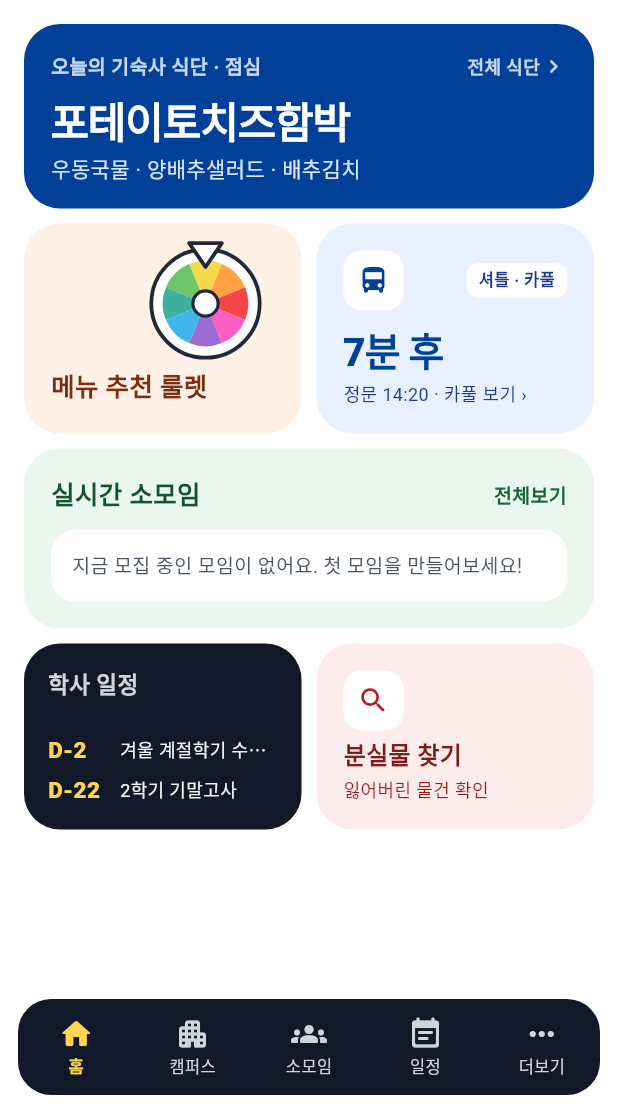
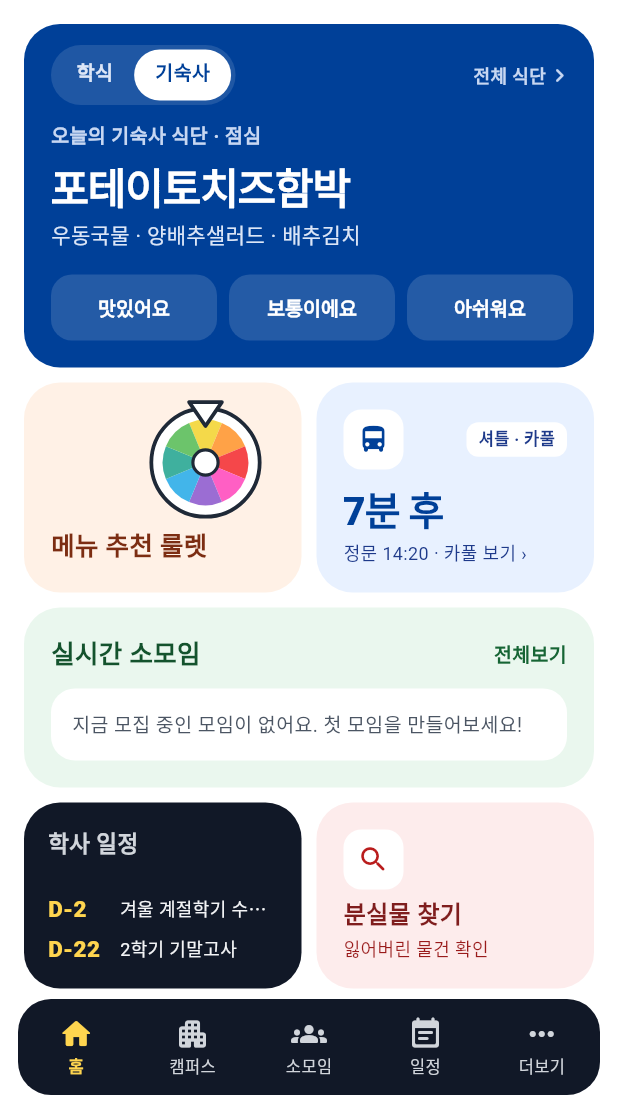
Before and after one commit to lsh4749/hanbat_campus_app, a Flutter app: the screen it shows after launch, on a phone screen of 412 x 824 dp, the part 123-1236 px from its top. Run offline on Flutter 3.47's test engine with Material 3 defaults, Android fonts, the phone set to English and light mode, and no system bars; our stand-ins replace cloud_firestore, firebase_auth, firebase_core, shared_preferences; accounts and stored records are empty; network calls fail.

Commit message:
feat(home): 학식 타일에 학식/기숙사 전환, 기숙사 리뷰, 중식 운영 종료 표시

```diff
--- a/lib/home/widgets/home_tiles.dart
+++ b/lib/home/widgets/home_tiles.dart
@@ -1,4 +1,5 @@
 import 'package:flutter/material.dart';
+import 'package:shared_preferences/shared_preferences.dart';
 
 import '../../app/app_theme.dart';
 import '../../app/widgets/bento_tile.dart';
@@ -14,9 +15,11 @@ void _push(BuildContext context, Widget screen) {
 }
 
 // ===========================================================================
-// 오늘의 학식 + 원터치 리뷰. 누르면 학식·기숙사 식단 상세 화면(MealScreen)으로 이동.
-// 데이터: assets/data/meals.json (tools/crawl_meals.py로 매주 갱신)
-// 평일엔 학식 중식(백반), 주말·공휴일엔 지금 시간에 맞는 기숙사 식단을 보여준다.
+// 오늘의 식단 + 원터치 리뷰
+// - 위쪽 [학식 | 기숙사] 버튼으로 같은 자리에서 식단을 바꿔 본다. 마지막 선택은 기억한다.
+//   (처음엔 오늘 학식이 있으면 학식, 없으면 기숙사)
+// - 누르면 고른 쪽 탭으로 식단 상세 화면(MealScreen)이 열린다.
+// - 데이터: assets/data/meals.json (tools/crawl_meals.py로 갱신, 담당: 임경중)
 // TODO: 리뷰를 Firestore에 저장할지 학식 담당과 정해서 _onReview에 연결.
 // ===========================================================================
 class MealTile extends StatefulWidget {
@@ -28,9 +31,36 @@ class MealTile extends StatefulWidget {
 
 enum MealReview { good, soso, bad }
 
+/// 타일에 그릴 내용 한 묶음
+class _MealView {
+  const _MealView({
+    required this.label,
+    required this.menu,
+    this.sides = '',
+    this.reviewKey,
+  });
+
+  final String label;
+  final String menu;
+  final String sides;
+
+  /// 리뷰를 남길 수 있는 끼니면 '식당_날짜_끼니', 아니면 null
+  final String? reviewKey;
+}
+
 class _MealTileState extends State<MealTile> {
-  MealReview? _picked;
+  static const _prefKey = 'home_meal_source';
+
+  // 학생식당 중식(백반) 운영 시간: assets/data/meal_info.json 기준 11:30 ~ 13:30
+  static const _lunchEnd = (hour: 13, minute: 30);
+
   late final Future<WeeklyMeals> _future = MealRepository.instance.loadMeals();
+
+  /// 사용자가 마지막으로 고른 식당 (한 번도 안 골랐으면 null → 자동)
+  MealSource? _saved;
+
+  /// 리뷰는 식당·날짜·끼니별로 따로 기억 (아직은 화면에서만, 저장 안 함)
+  final Map<String, MealReview> _reviews = {};
 
   static const _labels = {
     MealReview.good: '맛있어요',
@@ -38,59 +68,128 @@ class _MealTileState extends State<MealTile> {
     MealReview.bad: '아쉬워요',
   };
 
-  void _onReview(MealReview review) {
-    setState(() => _picked = _picked == review ? null : review);
+  @override
+  void initState() {
+    super.initState();
+    SharedPreferences.getInstance().then((prefs) {
+      final v = prefs.getString(_prefKey);
+      if (!mounted || v == null) return;
+      setState(() => _saved =
+          v == MealSource.dorm.name ? MealSource.dorm : MealSource.cafeteria);
+    });
+  }
+
+  Future<void> _selectSource(MealSource source) async {
+    setState(() => _saved = source);
+    final prefs = await SharedPreferences.getInstance();
+    await prefs.setString(_prefKey, source.name);
+  }
+
+  void _onReview(String key, MealReview review) {
+    setState(() {
+      if (_reviews[key] == review) {
+        _reviews.remove(key);
+      } else {
+        _reviews[key] = review;
+      }
+    });
+  }
+
+  MealSource _effectiveSource(WeeklyMeals? meals, DateTime now) {
+    if (_saved != null) return _saved!;
+    final hasLunch = meals?.cafeteriaOn(now)?[MealTime.lunch] != null;
+    return hasLunch ? MealSource.cafeteria : MealSource.dorm;
+  }
+
+  _MealView _cafeteriaView(WeeklyMeals meals, DateTime now) {
+    final lunch = meals.cafeteriaOn(now)?[MealTime.lunch];
+    if (lunch == null) {
+      return _MealView(
+        label: '학생식당',
+        menu: '오늘은 학식이 쉬어요',
+        sides: now.weekday >= DateTime.saturday
+            ? '토·일·공휴일 휴무 · 기숙사 식단을 확인해 보세요'
+            : '아직 등록된 식단이 없어요',
+      );
+    }
+    final end = DateTime(
+        now.year, now.month, now.day, _lunchEnd.hour, _lunchEnd.minute);
+    final ended = now.isAfter(end);
+    return _MealView(
+      label: ended ? '오늘의 학식 · 중식 · 운영 종료' : '오늘의 학식 · 중식',
+      menu: lunch.mainDish,
+      sides: lunch.sides.take(3).join(' · '),
+      reviewKey: 'cafeteria_${dateKey(now)}_lunch',
+    );
+  }
+
+  _MealView _dormView(WeeklyMeals meals, DateTime now) {
+    final day = meals.dormOn(now);
+    if (day == null || day.isEmpty) {
+      return const _MealView(
+        label: '기숙사',
+        menu: '오늘 기숙사 식단이 없어요',
+        sides: '아직 등록된 식단이 없어요',
+      );
+    }
+    // 지금 시간에 맞는 끼니 (10시 전 아침, 15시 전 점심, 그 뒤 저녁)
+    final preferred = now.hour < 10
+        ? MealTime.breakfast
+        : (now.hour < 15 ? MealTime.lunch : MealTime.dinner);
+    for (final time in [preferred, ...MealTime.values]) {
+      final menu = day[time];
+      if (menu == null) continue;
+      return _MealView(
+        label: '오늘의 기숙사 식단 · ${time.label}',
+        menu: menu.mainDish,
+        sides: menu.sides.take(3).join(' · '),
+        reviewKey: 'dorm_${dateKey(now)}_${time.name}',
+      );
+    }
+    return const _MealView(label: '기숙사', menu: '오늘 기숙사 식단이 없어요');
   }
 
   @override
   Widget build(BuildContext context) {
-    return BentoTile(
-      color: AppColors.primary,
-      padding: const EdgeInsets.fromLTRB(18, 18, 18, 16),
-      semanticLabel: '학식 · 기숙사 식단 자세히 보기',
-      onTap: () => _push(context, const MealScreen()),
-      child: FutureBuilder<WeeklyMeals>(
+    return FutureBuilder<WeeklyMeals>(
       future: _future,
       builder: (context, snapshot) {
         final now = DateTime.now();
-          final pick = snapshot.data?.todayPick(now);
+        final meals = snapshot.data;
+        final source = _effectiveSource(meals, now);
 
-          var title = '오늘의 학식';
-          String menu;
-          String sides;
+        final _MealView view;
         if (snapshot.hasError) {
-            menu = '식단을 불러오지 못했어요';
-            sides = '잠시 후 다시 확인해 주세요.';
-          } else if (!snapshot.hasData) {
-            menu = '불러오는 중…';
-            sides = '';
-          } else if (pick == null) {
-            menu = '오늘은 학식이 없어요';
-            sides = now.weekday >= DateTime.saturday
-                ? '토·일·공휴일은 학생식당이 쉬어요.'
-                : '아직 등록된 식단이 없어요.';
+          view = const _MealView(
+              label: '오늘의 식단',
+              menu: '식단을 불러오지 못했어요',
+              sides: '잠시 후 다시 확인해 주세요.');
+        } else if (meals == null) {
+          view = const _MealView(label: '오늘의 식단', menu: '불러오는 중…');
         } else {
-            title = pick.source == MealSource.cafeteria
-                ? '오늘의 학식 · ${pick.time.cafeteriaLabel}'
-                : '오늘의 기숙사 식단 · ${pick.time.label}';
-            menu = pick.menu.mainDish;
-            sides = pick.menu.sides.take(3).join(' · ');
+          view = source == MealSource.cafeteria
+              ? _cafeteriaView(meals, now)
+              : _dormView(meals, now);
         }
-          // 리뷰는 학식(백반)이 있을 때만
-          final canReview = pick?.source == MealSource.cafeteria;
+        final key = view.reviewKey;
+        final picked = key == null ? null : _reviews[key];
 
-          return Column(
+        return BentoTile(
+          color: AppColors.primary,
+          padding: const EdgeInsets.fromLTRB(18, 14, 14, 16),
+          semanticLabel: '식단 자세히 보기',
+          onTap: () => _push(
+            context,
+            MealScreen(initialTab: source == MealSource.dorm ? 1 : 0),
+          ),
+          child: Column(
             crossAxisAlignment: CrossAxisAlignment.start,
             children: [
+              // [학식 | 기숙사] 전환 + 전체 식단
               Row(
                 children: [
-                  Expanded(
-                    child: Text(title,
-                        style: const TextStyle(
-                            fontSize: 13,
-                            fontWeight: FontWeight.w700,
-                            color: AppColors.onPrimarySub)),
-                  ),
+                  _SourceToggle(source: source, onChanged: _selectSource),
+                  const Spacer(),
                   const Text('전체 식단',
                       style: TextStyle(
                           fontSize: 12,
@@ -100,8 +199,14 @@ class _MealTileState extends State<MealTile> {
                       size: 18, color: AppColors.onPrimarySub),
                 ],
               ),
-              const SizedBox(height: 6),
-              Text(menu,
+              const SizedBox(height: 10),
+              Text(view.label,
+                  style: const TextStyle(
+                      fontSize: 13,
+                      fontWeight: FontWeight.w700,
+                      color: AppColors.onPrimarySub)),
+              const SizedBox(height: 4),
+              Text(view.menu,
                   maxLines: 2,
                   overflow: TextOverflow.ellipsis,
                   style: const TextStyle(
@@ -109,44 +214,45 @@ class _MealTileState extends State<MealTile> {
                       fontWeight: FontWeight.w900,
                       letterSpacing: -0.8,
                       color: Colors.white)),
-              if (sides.isNotEmpty) ...[
+              if (view.sides.isNotEmpty) ...[
                 const SizedBox(height: 2),
-                Text(sides,
+                Text(view.sides,
                     style: const TextStyle(
                         fontSize: 14, color: AppColors.onPrimaryBody)),
               ],
-              if (canReview) ...[
+              if (key != null) ...[
                 const SizedBox(height: 14),
                 Row(
                   children: [
                     for (final review in MealReview.values) ...[
                       if (review != MealReview.good) const SizedBox(width: 8),
-                      Expanded(child: _reviewButton(review)),
+                      Expanded(
+                          child: _reviewButton(
+                              review, picked == review, () => _onReview(key, review))),
                     ],
                   ],
                 ),
-                if (_picked != null) ...[
+                if (picked != null) ...[
                   const SizedBox(height: 10),
                   Text(
-                    '"${_labels[_picked]}" 평가가 반영됐어요. 한 번 더 누르면 취소돼요.',
+                    '"${_labels[picked]}" 평가가 반영됐어요. 한 번 더 누르면 취소돼요.',
                     style: const TextStyle(
                         fontSize: 12, color: AppColors.onPrimaryBody),
                   ),
                 ],
               ],
             ],
+          ),
         );
       },
-      ),
     );
   }
 
-  Widget _reviewButton(MealReview review) {
-    final on = _picked == review;
+  Widget _reviewButton(MealReview review, bool on, VoidCallback onTap) {
     return Semantics(
       selected: on,
       child: TextButton(
-        onPressed: () => _onReview(review),
+        onPressed: onTap,
         style: TextButton.styleFrom(
           minimumSize: const Size.fromHeight(44),
           backgroundColor:
@@ -158,6 +264,65 @@ class _MealTileState extends State<MealTile> {
           padding: EdgeInsets.zero,
         ),
         child: Text(_labels[review]!),
+      ),
+    );
+  }
+}
+
+/// 남색 타일 위의 [학식 | 기숙사] 전환 버튼
+class _SourceToggle extends StatelessWidget {
+  const _SourceToggle({required this.source, required this.onChanged});
+
+  final MealSource source;
+  final ValueChanged<MealSource> onChanged;
+
+  @override
+  Widget build(BuildContext context) {
+    return Container(
+      padding: const EdgeInsets.all(3),
+      decoration: BoxDecoration(
+        color: Colors.white.withValues(alpha: 0.12),
+        borderRadius: BorderRadius.circular(999),
+      ),
+      child: Row(
+        mainAxisSize: MainAxisSize.min,
+        children: [
+          _option('학식', MealSource.cafeteria),
+          _option('기숙사', MealSource.dorm),
+        ],
+      ),
+    );
+  }
+
+  Widget _option(String label, MealSource value) {
+    final on = source == value;
+    return Semantics(
+      selected: on,
+      button: true,
+      label: '$label 식단 보기',
+      excludeSemantics: true,
+      child: Material(
+        color: on ? Colors.white : Colors.transparent,
+        borderRadius: BorderRadius.circular(999),
+        child: InkWell(
+          borderRadius: BorderRadius.circular(999),
+          onTap: () => onChanged(value),
+          child: ConstrainedBox(
+            constraints: const BoxConstraints(minHeight: 34),
+            child: Padding(
+              padding: const EdgeInsets.symmetric(horizontal: 14, vertical: 6),
+              child: Text(
+                label,
+                style: TextStyle(
+                  fontSize: 13,
+                  height: 1.3,
+                  fontWeight: on ? FontWeight.w800 : FontWeight.w600,
+                  color: on ? AppColors.primary : AppColors.onPrimaryBody,
+                ),
+              ),
+            ),
+          ),
+        ),
       ),
     );
   }
```
Lines whose indentation alone changed are shown as unchanged.
